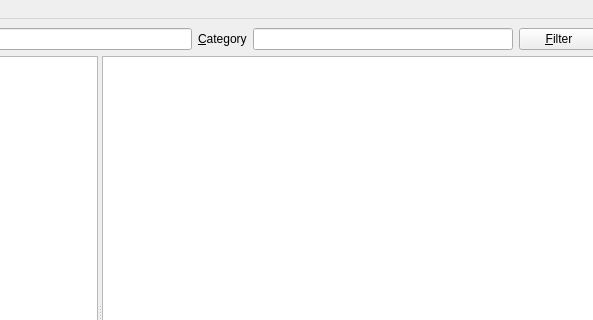
The window that anymeal/main_window.ui (wedesoft/anymeal) describes before a commit, drawn with Qt 5; both pictures show x 106 to 699 and y 0 to 320 of the 800 by 600 pixel window.
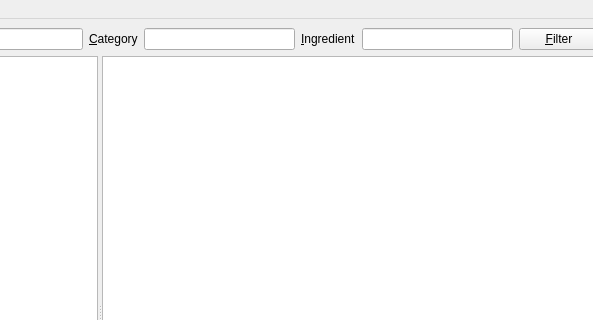
The same window after the commit. Icons and pictures are not drawn.

Commit message: Add recipe selection by ingredient

Patch:
```diff
--- a/anymeal/main_window.ui
+++ b/anymeal/main_window.ui
@@ -47,6 +47,19 @@
       <item>
        <widget class="QLineEdit" name="category_edit"/>
       </item>
+      <item>
+       <widget class="QLabel" name="ingredient_label">
+        <property name="text">
+         <string>&amp;Ingredient</string>
+        </property>
+        <property name="buddy">
+         <cstring>ingredient_edit</cstring>
+        </property>
+       </widget>
+      </item>
+      <item>
+       <widget class="QLineEdit" name="ingredient_edit"/>
+      </item>
       <item>
        <widget class="QPushButton" name="filter_button">
         <property name="text">
```
Left out of the diff: 13 changed lines with no effect on the pictures. The commit also changes 5 other files.
